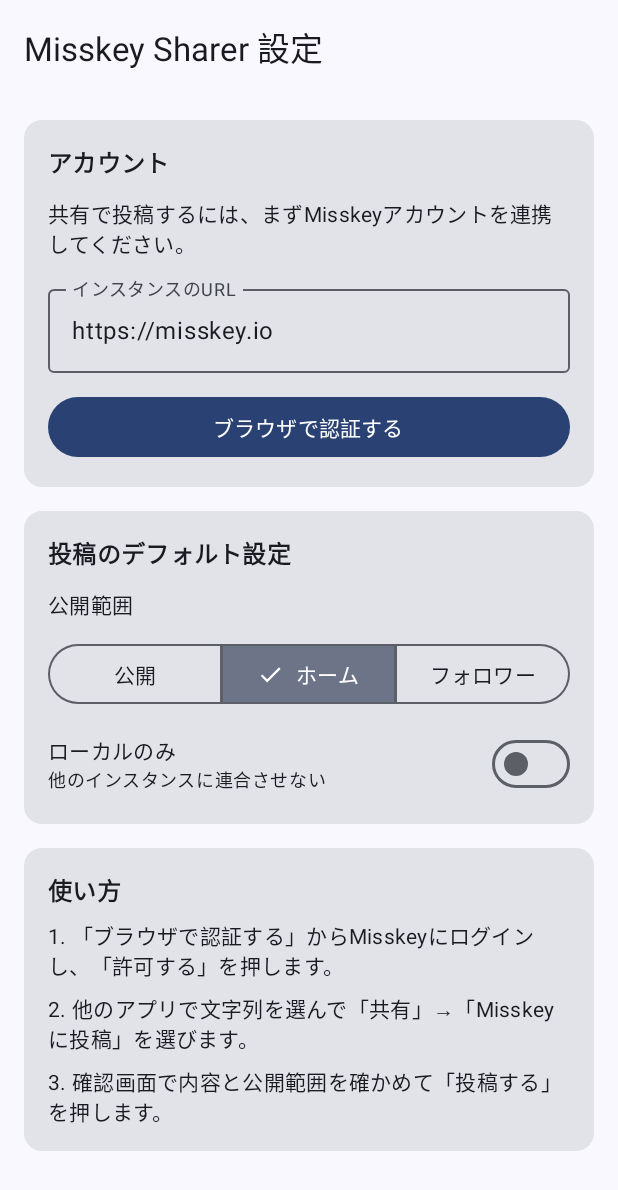
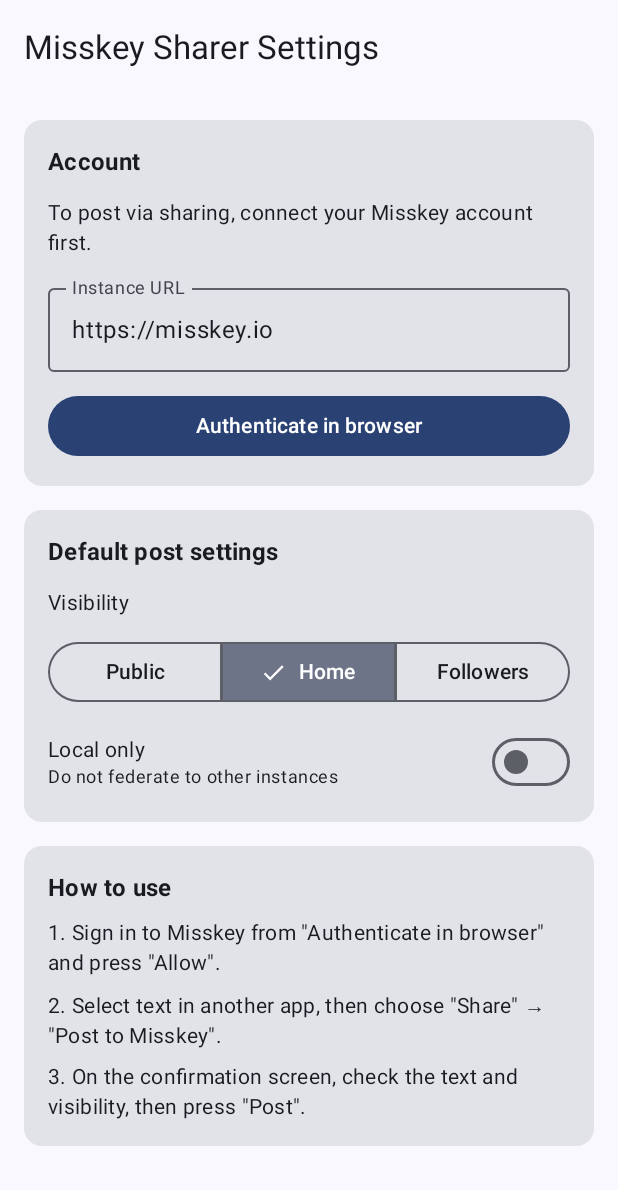
Before and after one commit to ame0011/MisskeySharer, an Android app built with Jetpack Compose: the screen it shows after launch (MainActivity), on a phone screen of 412 x 824 dp. Shown: the top 1190 px of the screen. Run offline under Robolectric (Android 15) with nearby library versions, the phone set to English and light mode, and no system bars.

Commit message:
feat(i18n): 全UI文字列をリソース化し英語に対応 #2
- デフォルト言語を英語とし、日本語は values-ja
に分離（デバイス言語に自動追従）
- MainScreen / ShareScreen / MiAuthCallbackActivity のハードコード文言を
R.string 参照に変更
- 文字数表示は plurals (char_count) を使用し英語の複数形に対応
- Toast 文言は stringResource で合成中に取得し、locale 変更にも追従
- Android 13+ の「アプリの言語」設定用 localeConfig (en/ja) を追加

```diff
--- a/app/src/main/AndroidManifest.xml
+++ b/app/src/main/AndroidManifest.xml
@@ -10,6 +10,7 @@
         android:icon="@mipmap/ic_launcher"
         android:roundIcon="@mipmap/ic_launcher_round"
         android:label="@string/app_name"
+        android:localeConfig="@xml/locale_config"
         android:supportsRtl="true"
         android:theme="@style/Theme.MisskeySharer">
 
--- a/app/src/main/java/com/amesingularity/misskeysharer/MiAuthCallbackActivity.kt
+++ b/app/src/main/java/com/amesingularity/misskeysharer/MiAuthCallbackActivity.kt
@@ -39,7 +39,7 @@ class MiAuthCallbackActivity : ComponentActivity() {
         )
 
         if (session.isNullOrEmpty() || instance.isEmpty()) {
-            Toast.makeText(this, "認証情報を読み取れませんでした", Toast.LENGTH_LONG).show()
+            Toast.makeText(this, getString(R.string.error_callback_read_failed), Toast.LENGTH_LONG).show()
             finish()
             return
         }
@@ -53,7 +53,7 @@ class MiAuthCallbackActivity : ComponentActivity() {
                     result.token,
                     result.username
                 )
-                Toast.makeText(this@MiAuthCallbackActivity, "ログインしました", Toast.LENGTH_SHORT).show()
+                Toast.makeText(this@MiAuthCallbackActivity, getString(R.string.toast_logged_in), Toast.LENGTH_SHORT).show()
             } catch (e: Exception) {
                 // 失敗時も設定画面を開き、pendingが残っていれば「認証状況を確認」で再試行できる
                 Toast.makeText(
--- a/app/src/main/java/com/amesingularity/misskeysharer/ui/MainScreen.kt
+++ b/app/src/main/java/com/amesingularity/misskeysharer/ui/MainScreen.kt
@@ -42,6 +42,7 @@ import androidx.compose.runtime.setValue
 import androidx.compose.ui.Alignment
 import androidx.compose.ui.Modifier
 import androidx.compose.ui.platform.LocalContext
+import androidx.compose.ui.res.stringResource
 import androidx.compose.ui.text.font.FontWeight
 import androidx.compose.ui.unit.dp
 import com.amesingularity.misskeysharer.MisskeyClient
@@ -67,6 +68,12 @@ fun MainScreen() {
     var localOnly by rememberSaveable { mutableStateOf(Prefs.defaultLocalOnly(context)) }
     var showClearConfirm by remember { mutableStateOf(false) }
 
+    // 通知・エラー文言は合成中に取得しておく（locale 変更時に再計算され、LocaleContext の警告を回避）
+    val toastInstanceUrlRequired = stringResource(R.string.toast_instance_url_required)
+    val toastBrowserNotFound = stringResource(R.string.toast_browser_not_found)
+    val toastLoggedIn = stringResource(R.string.toast_logged_in)
+    val errorAuthCheckFormat = stringResource(R.string.error_auth_check)
+
     fun toast(message: String) {
         Toast.makeText(context, message, Toast.LENGTH_SHORT).show()
     }
@@ -74,7 +81,7 @@ fun MainScreen() {
     fun startAuth() {
         val instance = Prefs.normalizeInstanceUrl(instanceInput)
         if (instance.isEmpty()) {
-            toast("インスタンスのURLを入力してください")
+            toast(toastInstanceUrlRequired)
             return
         }
         val session = UUID.randomUUID().toString()
@@ -87,7 +94,7 @@ fun MainScreen() {
         } catch (e: ActivityNotFoundException) {
             Prefs.clearPendingAuth(context)
             pending = null
-            toast("ブラウザが見つかりませんでした")
+            toast(toastBrowserNotFound)
         }
     }
 
@@ -99,9 +106,9 @@ fun MainScreen() {
                 val result = MisskeyClient.checkMiAuth(p.first, p.second)
                 Prefs.saveAccount(context, p.first, result.token, result.username)
                 account = Prefs.account(context)
-                toast("ログインしました")
+                toast(toastLoggedIn)
             } catch (e: Exception) {
-                toast(context.getString(R.string.error_auth_check, errorDetailForDisplay(context, e)))
+                toast(String.format(errorAuthCheckFormat, errorDetailForDisplay(context, e)))
             } finally {
                 checking = false
                 pending = Prefs.pendingAuth(context)
@@ -110,13 +117,13 @@ fun MainScreen() {
     }
 
     val visibilityOptions = listOf(
-        "公開" to Prefs.VISIBILITY_PUBLIC,
-        "ホーム" to Prefs.VISIBILITY_HOME,
-        "フォロワー" to Prefs.VISIBILITY_FOLLOWERS
+        stringResource(R.string.visibility_public) to Prefs.VISIBILITY_PUBLIC,
+        stringResource(R.string.visibility_home) to Prefs.VISIBILITY_HOME,
+        stringResource(R.string.visibility_followers) to Prefs.VISIBILITY_FOLLOWERS
     )
 
     Scaffold(
-        topBar = { TopAppBar(title = { Text("Misskey Sharer 設定") }) }
+        topBar = { TopAppBar(title = { Text(stringResource(R.string.settings_title)) }) }
     ) { padding ->
         Column(
             modifier = Modifier
@@ -135,7 +142,7 @@ fun MainScreen() {
                     verticalArrangement = Arrangement.spacedBy(12.dp)
                 ) {
                     Text(
-                        "アカウント",
+                        stringResource(R.string.account_title),
                         style = MaterialTheme.typography.titleMedium,
                         fontWeight = FontWeight.Bold
                     )
@@ -143,14 +150,14 @@ fun MainScreen() {
                     val acc = account
                     if (acc == null) {
                         Text(
-                            "共有で投稿するには、まずMisskeyアカウントを連携してください。",
+                            stringResource(R.string.account_not_connected),
                             style = MaterialTheme.typography.bodyMedium
                         )
                         OutlinedTextField(
                             value = instanceInput,
                             onValueChange = { instanceInput = it },
-                            label = { Text("インスタンスのURL") },
-                            placeholder = { Text("https://misskey.io") },
+                            label = { Text(stringResource(R.string.instance_url_label)) },
+                            placeholder = { Text(stringResource(R.string.instance_url_placeholder)) },
                             singleLine = true,
                             enabled = !checking,
                             modifier = Modifier.fillMaxWidth()
@@ -160,13 +167,12 @@ fun MainScreen() {
                             enabled = !checking && instanceInput.isNotBlank(),
                             modifier = Modifier.fillMaxWidth()
                         ) {
-                            Text("ブラウザで認証する")
+                            Text(stringResource(R.string.auth_button))
                         }
 
                         if (pending != null) {
                             Text(
-                                "ブラウザで「許可する」を押すと自動的にこの画面に戻ります。\n" +
-                                    "戻らない場合は下のボタンで認証状況を確認できます。",
+                                stringResource(R.string.auth_pending_hint),
                                 style = MaterialTheme.typography.bodySmall
                             )
                             OutlinedButton(
@@ -178,7 +184,7 @@ fun MainScreen() {
                                     CircularProgressIndicator(modifier = Modifier.size(18.dp))
                                     Spacer(Modifier.size(8.dp))
                                 }
-                                Text("認証状況を確認")
+                                Text(stringResource(R.string.check_auth_button))
                             }
                             TextButton(
                                 onClick = {
@@ -187,7 +193,7 @@ fun MainScreen() {
                                 },
                                 modifier = Modifier.fillMaxWidth()
                             ) {
-                                Text("認証をやめる")
+                                Text(stringResource(R.string.cancel_auth_button))
                             }
                         }
                     } else {
@@ -196,14 +202,14 @@ fun MainScreen() {
                             style = MaterialTheme.typography.bodyLarge
                         )
                         Text(
-                            "連携済みです。他のアプリから共有すると投稿できます。",
+                            stringResource(R.string.account_connected),
                             style = MaterialTheme.typography.bodySmall
                         )
                         Button(
                             onClick = { showClearConfirm = true },
                             modifier = Modifier.fillMaxWidth()
                         ) {
-                            Text("連携を解除")
+                            Text(stringResource(R.string.unlink_button))
                         }
                     }
                 }
@@ -216,12 +222,12 @@ fun MainScreen() {
                     verticalArrangement = Arrangement.spacedBy(12.dp)
                 ) {
                     Text(
-                        "投稿のデフォルト設定",
+                        stringResource(R.string.defaults_title),
                         style = MaterialTheme.typography.titleMedium,
                         fontWeight = FontWeight.Bold
                     )
 
-                    Text("公開範囲", style = MaterialTheme.typography.bodyMedium)
+                    Text(stringResource(R.string.visibility_label), style = MaterialTheme.typography.bodyMedium)
                     SingleChoiceSegmentedButtonRow(modifier = Modifier.fillMaxWidth()) {
                         visibilityOptions.forEachIndexed { index, (label, value) ->
                             SegmentedButton(
@@ -242,9 +248,9 @@ fun MainScreen() {
 
                     Row(verticalAlignment = Alignment.CenterVertically) {
                         Column(modifier = Modifier.weight(1f)) {
-                            Text("ローカルのみ", style = MaterialTheme.typography.bodyMedium)
+                            Text(stringResource(R.string.local_only_label), style = MaterialTheme.typography.bodyMedium)
                             Text(
-                                "他のインスタンスに連合させない",
+                                stringResource(R.string.local_only_sub),
                                 style = MaterialTheme.typography.bodySmall
                             )
                         }
@@ -266,20 +272,20 @@ fun MainScreen() {
                     verticalArrangement = Arrangement.spacedBy(8.dp)
                 ) {
                     Text(
-                        "使い方",
+                        stringResource(R.string.howto_title),
                         style = MaterialTheme.typography.titleMedium,
                         fontWeight = FontWeight.Bold
                     )
                     Text(
-                        "1. 「ブラウザで認証する」からMisskeyにログインし、「許可する」を押します。",
+                        stringResource(R.string.howto_step1),
                         style = MaterialTheme.typography.bodyMedium
                     )
                     Text(
-                        "2. 他のアプリで文字列を選んで「共有」→「Misskeyに投稿」を選びます。",
+                        stringResource(R.string.howto_step2),
                         style = MaterialTheme.typography.bodyMedium
                     )
                     Text(
-                        "3. 確認画面で内容と公開範囲を確かめて「投稿する」を押します。",
+                        stringResource(R.string.howto_step3),
                         style = MaterialTheme.typography.bodyMedium
                     )
                 }
@@ -292,8 +298,8 @@ fun MainScreen() {
     if (showClearConfirm) {
         AlertDialog(
             onDismissRequest = { showClearConfirm = false },
-            title = { Text("連携を解除しますか？") },
-            text = { Text("保存されているアカウント連携情報を削除します。よろしいですか？") },
+            title = { Text(stringResource(R.string.unlink_dialog_title)) },
+            text = { Text(stringResource(R.string.unlink_dialog_text)) },
             confirmButton = {
                 TextButton(
                     onClick = {
@@ -303,14 +309,14 @@ fun MainScreen() {
                     }
                 ) {
                     Text(
-                        "解除",
+                        stringResource(R.string.unlink_confirm),
                         color = MaterialTheme.colorScheme.error
                     )
                 }
             },
             dismissButton = {
                 TextButton(onClick = { showClearConfirm = false }) {
-                    Text("キャンセル")
+                    Text(stringResource(R.string.cancel))
                 }
             }
         )
--- a/app/src/main/res/values/strings.xml
+++ b/app/src/main/res/values/strings.xml
@@ -1,13 +1,68 @@
 <?xml version="1.0" encoding="utf-8"?>
 <resources>
-    <string name="app_name">Misskey Sharer</string>
-    <string name="share_to">Misskeyに投稿</string>
+    <string name="app_name" translatable="false">Misskey Sharer</string>
+    <string name="share_to">Post to Misskey</string>
 
-    <!-- エラー表示 -->
-    <string name="error_auth_check">認証を確認できませんでした: %1$s</string>
-    <string name="error_post_failed">投稿に失敗しました: %1$s</string>
-    <string name="error_not_authorized">まだ認証が完了していません。ブラウザで「許可する」を押してください。</string>
-    <string name="error_network">ネットワークエラー: %1$s</string>
-    <string name="error_detail_unknown">詳細不明</string>
-    <string name="error_unknown">エラー</string>
+    <!-- 設定画面 -->
+    <string name="settings_title">Misskey Sharer Settings</string>
+    <string name="account_title">Account</string>
+    <string name="account_not_connected">To post via sharing, connect your Misskey account first.</string>
+    <string name="instance_url_label">Instance URL</string>
+    <string name="instance_url_placeholder" translatable="false">https://misskey.io</string>
+    <string name="auth_button">Authenticate in browser</string>
+    <string name="auth_pending_hint">Press \"Allow\" in the browser and this screen will reopen automatically.\nIf it does not, you can check the authentication status with the button below.</string>
+    <string name="check_auth_button">Check authentication status</string>
+    <string name="cancel_auth_button">Cancel authentication</string>
+    <string name="account_connected">Connected. You can post by sharing from other apps.</string>
+    <string name="unlink_button">Unlink</string>
+
+    <!-- 投稿のデフォルト設定 -->
+    <string name="defaults_title">Default post settings</string>
+    <string name="visibility_label">Visibility</string>
+    <string name="visibility_public">Public</string>
+    <string name="visibility_home">Home</string>
+    <string name="visibility_followers">Followers</string>
+    <string name="local_only_label">Local only</string>
+    <string name="local_only_sub">Do not federate to other instances</string>
+
+    <!-- 使い方 -->
+    <string name="howto_title">How to use</string>
+    <string name="howto_step1">1. Sign in to Misskey from \"Authenticate in browser\" and press \"Allow\".</string>
+    <string name="howto_step2">2. Select text in another app, then choose \"Share\" → \"Post to Misskey\".</string>
+    <string name="howto_step3">3. On the confirmation screen, check the text and visibility, then press \"Post\".</string>
+
+    <!-- 連携解除の確認 -->
+    <string name="unlink_dialog_title">Unlink the account?</string>
+    <string name="unlink_dialog_text">This deletes the stored account connection. Are you sure?</string>
+    <string name="unlink_confirm">Unlink</string>
+    <string name="cancel">Cancel</string>
+
+    <!-- 共有・投稿画面 -->
+    <string name="post_destination">Post to: %1$s</string>
+    <string name="note_label">Post text</string>
+    <string name="note_required">Enter the post text</string>
+    <string name="post_button">Post</string>
+
+    <plurals name="char_count">
+        <item quantity="one">%d character</item>
+        <item quantity="other">%d characters</item>
+    </plurals>
+
+    <!-- アカウント未設定画面 -->
+    <string name="no_account_title">Account not configured</string>
+    <string name="no_account_body">Connect your Misskey account in the settings screen first.</string>
+    <string name="open_settings">Open settings</string>
+
+    <!-- 通知・エラーメッセージ -->
+    <string name="toast_instance_url_required">Enter the instance URL</string>
+    <string name="toast_browser_not_found">Browser not found</string>
+    <string name="toast_logged_in">Signed in</string>
+    <string name="toast_posted">Posted</string>
+    <string name="error_callback_read_failed">Could not read the authentication information</string>
+    <string name="error_auth_check">Could not verify authentication: %1$s</string>
+    <string name="error_post_failed">Failed to post: %1$s</string>
+    <string name="error_not_authorized">Authentication is not complete yet. Press \"Allow\" in the browser.</string>
+    <string name="error_network">Network error: %1$s</string>
+    <string name="error_detail_unknown">details unknown</string>
+    <string name="error_unknown">error</string>
 </resources>
--- /dev/null
+++ b/app/src/main/res/xml/locale_config.xml
@@ -0,0 +1,6 @@
+<?xml version="1.0" encoding="utf-8"?>
+<!-- Android 13+ の「アプリの言語」設定に表示される言語 -->
+<locale-config xmlns:android="http://schemas.android.com/apk/res/android">
+    <locale android:name="en" />
+    <locale android:name="ja" />
+</locale-config>
```
Also changed, not shown: app/src/main/java/com/amesingularity/misskeysharer/ui/ShareScreen.kt (+28 -18 lines), 1 other file.
